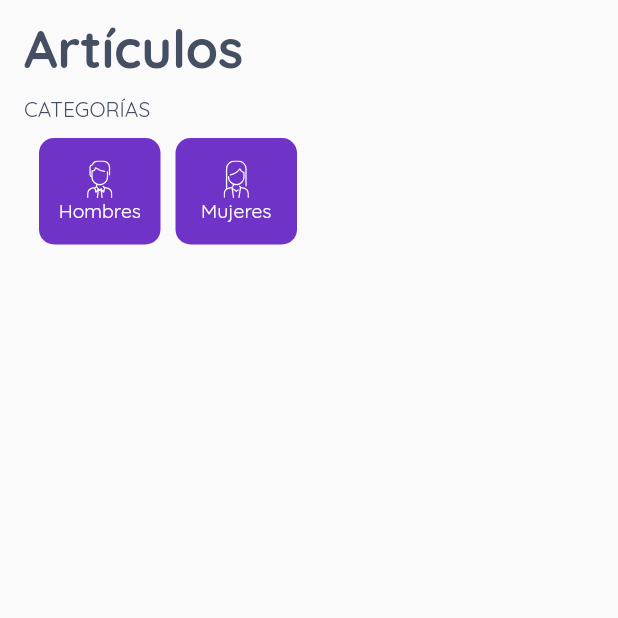
After one commit to omar26begue/app_sexualiapp_flutter, a Flutter app: the ArticlesPage screen opened by its route, on a phone screen of 412 x 824 dp, the top half of it. The commit adds this screen. Run offline on Flutter 3.47's test engine with Material 2 defaults, Android fonts, the phone set to English and light mode, and no system bars; our stand-ins replace chopper, flutter_svg, hexcolor, logger, lottie, share and 1 more; missing offline and left inert: flutter_facebook_auth; accounts and stored records are empty; generated files the repository leaves out were written again; network calls fail.

Commit message:
listar articulos

```diff
--- a/lib/app.dart
+++ b/lib/app.dart
@@ -3,6 +3,7 @@ import 'package:provider/provider.dart';
 import 'package:scoped_model/scoped_model.dart';
 import 'package:sexual_app/helpers/constants/routers.dart';
 import 'package:sexual_app/models/providers/model_sexual.dart';
+import 'package:sexual_app/pages/articles/pages/articles_page.dart';
 import 'package:sexual_app/pages/registro/pages/entrace_page.dart';
 import 'package:sexual_app/pages/registro/pages/login_page.dart';
 import 'package:sexual_app/pages/registro/pages/splash_page.dart';
@@ -40,9 +41,10 @@ class _AppSexualidadState extends State<AppSexualidad> {
         child: MaterialApp(
           debugShowCheckedModeBanner: false,
           home: SplashPage(),
-          routes: <String, WidgetBuilder> {
+          routes: <String, WidgetBuilder>{
             pageEntrace: (BuildContext context) => EntracePage(),
             pageLogin: (BuildContext context) => LoginPage(),
+            pageHome: (BuildContext context) => ArticlesPage(),
           },
         ),
       ),
--- a/lib/helpers/constants/routers.dart
+++ b/lib/helpers/constants/routers.dart
@@ -2,3 +2,4 @@ library routers;
 
 const String pageEntrace = 'entrace';
 const String pageLogin = 'login';
+const String pageHome = 'home';
--- a/lib/helpers/response.dart
+++ b/lib/helpers/response.dart
@@ -36,7 +36,7 @@ class Response {
           title: 'Autentificación',
           texto: 'Lo sentimos no se encuentra autenticado en nuestra aplicación.',
           function: () {
-            SessionManagerSexualidad().clearPrefMedical();
+            SessionManagerSexualidad().clearPrefSexualidad();
             Navigator.of(context).pushReplacementNamed(pageEntrace);
           },
         );
--- /dev/null
+++ b/lib/models/retrofit/responses/articles_response.dart
@@ -0,0 +1,28 @@
+import 'package:json_annotation/json_annotation.dart';
+
+part 'articles_response.g.dart';
+
+@JsonSerializable()
+class ResponseArticlesModel {
+  // ignore: non_constant_identifier_names
+  String identifier, title, category, image_article, image_sub_title, sub_title, text;
+
+  // ignore: non_constant_identifier_names
+  DateTime date_article;
+
+  // ignore: non_constant_identifier_names
+  ResponseArticlesModel({
+    this.identifier,
+    this.category,
+    this.title,
+    this.date_article,
+    this.image_article,
+    this.image_sub_title,
+    this.sub_title,
+    this.text,
+  });
+
+  factory ResponseArticlesModel.fromJson(Map<String, dynamic> json) => _$ResponseArticlesModelFromJson(json);
+
+  Map<String, dynamic> toJson() => _$ResponseArticlesModelToJson(this);
+}
--- /dev/null
+++ b/lib/pages/articles/pages/articles_page.dart
@@ -0,0 +1,127 @@
+import 'package:flutter/material.dart';
+import 'package:hexcolor/hexcolor.dart';
+import 'package:logger/logger.dart';
+import 'package:provider/provider.dart';
+import 'package:sexual_app/helpers/loading.dart';
+import 'package:sexual_app/helpers/response.dart';
+import 'package:sexual_app/helpers/session_manager.dart';
+import 'package:sexual_app/models/retrofit/requests/login_request.dart';
+import 'package:sexual_app/models/retrofit/responses/articles_response.dart';
+import 'package:sexual_app/pages/articles/widgets/articles_widget.dart';
+import 'package:sexual_app/pages/articles/widgets/categories_widget.dart';
+import 'package:sexual_app/services/api_services.dart';
+
+class ArticlesPage extends StatefulWidget {
+  ArticlesPage({Key key}) : super(key: key);
+
+  @override
+  _ArticlesPageState createState() {
+    return _ArticlesPageState();
+  }
+}
+
+class _ArticlesPageState extends State<ArticlesPage> {
+  bool loading = false;
+  var logger = new Logger();
+  List<ResponseArticlesModel> listArticles = [];
+
+  @override
+  void initState() {
+    super.initState();
+    loadArticles();
+  }
+
+  @override
+  void dispose() {
+    super.dispose();
+  }
+
+  Future<void> loadArticles() async {
+    try {
+      setState(() => loading = true);
+      String token = await SessionManagerSexualidad().getToken();
+      final response = await Provider.of<APISexualidadServices>(context, listen: false).getArticles(token);
+      setState(() => loading = false);
+
+      Response.responseMedical(
+        context: context,
+        statusCode: response.statusCode,
+        logger: logger,
+        functionCode: () {
+          setState(() => listArticles = response.body);
+        },
+        error: response.error,
+        executeError: () {},
+      );
+    } catch (e) {
+      setState(() => loading = false);
+      logger.e(e.toString());
+    }
+  }
+
+  @override
+  Widget build(BuildContext context) {
+    return Scaffold(
+      body: SafeArea(
+        child: Container(
+          width: MediaQuery.of(context).size.width,
+          height: MediaQuery.of(context).size.height,
+          padding: EdgeInsets.symmetric(horizontal: 16.0),
+          child: Stack(
+            children: [
+              Column(
+                mainAxisAlignment: MainAxisAlignment.start,
+                crossAxisAlignment: CrossAxisAlignment.start,
+                children: [
+                  SizedBox(height: 10.0),
+                  Text(
+                    'Artículos',
+                    style: TextStyle(
+                      fontFamily: 'Quicksand Blod',
+                      fontSize: 35.0,
+                      color: HexColor('#454F63'),
+                    ),
+                  ),
+                  SizedBox(height: 10.0),
+                  Text(
+                    'CATEGORÍAS'.toUpperCase(),
+                    textAlign: TextAlign.start,
+                    style: TextStyle(
+                      fontFamily: 'Quicksand Regular',
+                      fontSize: 14.0,
+                      color: HexColor('#454F63'),
+                    ),
+                  ),
+                  SizedBox(height: 10.0),
+                  Row(
+                    children: [
+                      SizedBox(width: 10.0),
+                      CategoriesWidget(
+                        texto: 'Hombres',
+                        icon: 'assets/img/man.svg',
+                      ),
+                      SizedBox(width: 10.0),
+                      CategoriesWidget(texto: 'Mujeres', icon: 'assets/img/woman.svg'),
+                    ],
+                  ),
+                  SizedBox(height: 16.0),
+                  Expanded(
+                    child: ListView.separated(
+                      itemCount: listArticles.length,
+                      itemBuilder: (context, index) {
+                        return ArticlesWidget(article: listArticles[index]);
+                      }, separatorBuilder: (BuildContext context, int index) {
+                        return SizedBox(height: 12.0);
+                    },
+                    ),
+                  ),
+                ],
+              ),
+              ShowLoadingSexualidad(loading: loading),
+            ],
+          ),
+        ),
+      ),
+    );
+  }
+}
--- /dev/null
+++ b/lib/pages/articles/widgets/categories_widget.dart
@@ -0,0 +1,53 @@
+import 'package:flutter/material.dart';
+import 'package:flutter_svg/flutter_svg.dart';
+import 'package:hexcolor/hexcolor.dart';
+
+class CategoriesWidget extends StatefulWidget {
+  String texto, icon;
+
+  CategoriesWidget({Key key, @required this.texto, @required this.icon}) : super(key: key);
+
+  @override
+  _CategoriesWidgetState createState() {
+    return _CategoriesWidgetState();
+  }
+}
+
+class _CategoriesWidgetState extends State<CategoriesWidget> {
+  @override
+  void initState() {
+    super.initState();
+  }
+
+  @override
+  void dispose() {
+    super.dispose();
+  }
+
+  @override
+  Widget build(BuildContext context) {
+    return Container(
+      width: 81.0,
+      height: 71.0,
+      decoration: BoxDecoration(
+        color: HexColor('#6F33C7'),
+        borderRadius: BorderRadius.all(Radius.circular(10.0)),
+      ),
+      child: Column(
+        mainAxisAlignment: MainAxisAlignment.center,
+        crossAxisAlignment: CrossAxisAlignment.center,
+        children: [
+          SvgPicture.asset(widget.icon),
+          Text(
+            widget.texto,
+            style: TextStyle(
+              fontFamily: 'Quicksand Regular',
+              fontSize: 13.0,
+              color: Colors.white,
+            ),
+          ),
+        ],
+      ),
+    );
+  }
+}
--- a/lib/pages/registro/widgets/login_widget.dart
+++ b/lib/pages/registro/widgets/login_widget.dart
@@ -205,7 +205,6 @@ class _LoginWidgetState extends State<LoginWidget> {
     } catch (e) {
       setState(() => loading = false);
       logger.e(e.toString());
-      setState(() => loading = false);
     }
   }
 }
--- a/lib/services/api_services.dart
+++ b/lib/services/api_services.dart
@@ -5,6 +5,7 @@ import 'package:sexual_app/helpers/constants/api.dart';
 import 'package:sexual_app/models/retrofit/requests/facebook_request.dart';
 import 'package:sexual_app/models/retrofit/requests/login_request.dart';
 import 'package:sexual_app/models/retrofit/requests/register_request.dart';
+import 'package:sexual_app/models/retrofit/responses/articles_response.dart';
 import 'package:sexual_app/models/retrofit/responses/login_response.dart';
 import 'package:sexual_app/models/retrofit/responses/orientation_sexual_response.dart';
 import 'package:sexual_app/models/retrofit/responses/religion_response.dart';
@@ -31,6 +32,9 @@ abstract class APISexualidadServices extends ChopperService {
   @Post(headers: {'Content-Type': 'application/json'}, path: "/auth/login")
   Future<Response<ResponseLoginModel>> loginUsers(@Body() RequestLoginModel login);
 
+  @Get(headers: {'Content-Type': 'application/json'}, path: "/v1/articles")
+  Future<Response<List<ResponseArticlesModel>>> getArticles(@Header("Authorization") String token);
+
   static APISexualidadServices create() {
     final client = ChopperClient(
       baseUrl: APIProduction,
@@ -40,6 +44,7 @@ abstract class APISexualidadServices extends ChopperService {
         ResponseReligionModel: (jsonData) => ResponseReligionModel.fromJson(jsonData),
         ResponseOrientationSexualModel: (jsonData) => ResponseOrientationSexualModel.fromJson(jsonData),
         ResponseLoginModel: (jsonData) => ResponseLoginModel.fromJson(jsonData),
+        ResponseArticlesModel: (jsonData) => ResponseArticlesModel.fromJson(jsonData),
       }),
     );
 
```
Also changed, not shown: lib/helpers/session_manager.dart (+6 -5 lines), lib/pages/articles/widgets/articles_widget.dart (added, +151 -0 lines), lib/pages/registro/pages/entrace_page.dart (+6 -1 lines), lib/pages/registro/pages/splash_page.dart (+13 -1 lines), pubspec.yaml (+10 -0 lines), assets/fonts/GIBSONREGULAR.OTF (added), assets/fonts/QUICKSAND-BOLD.TTF (added), assets/img/doctor.png (added), assets/img/icons-like.svg (added), assets/img/man.svg (added), assets/img/woman.svg (added), lib/models/retrofit/responses/articles_response.g.dart (added), lib/services/api_services.chopper.dart, pubspec.lock, 1 other file.
